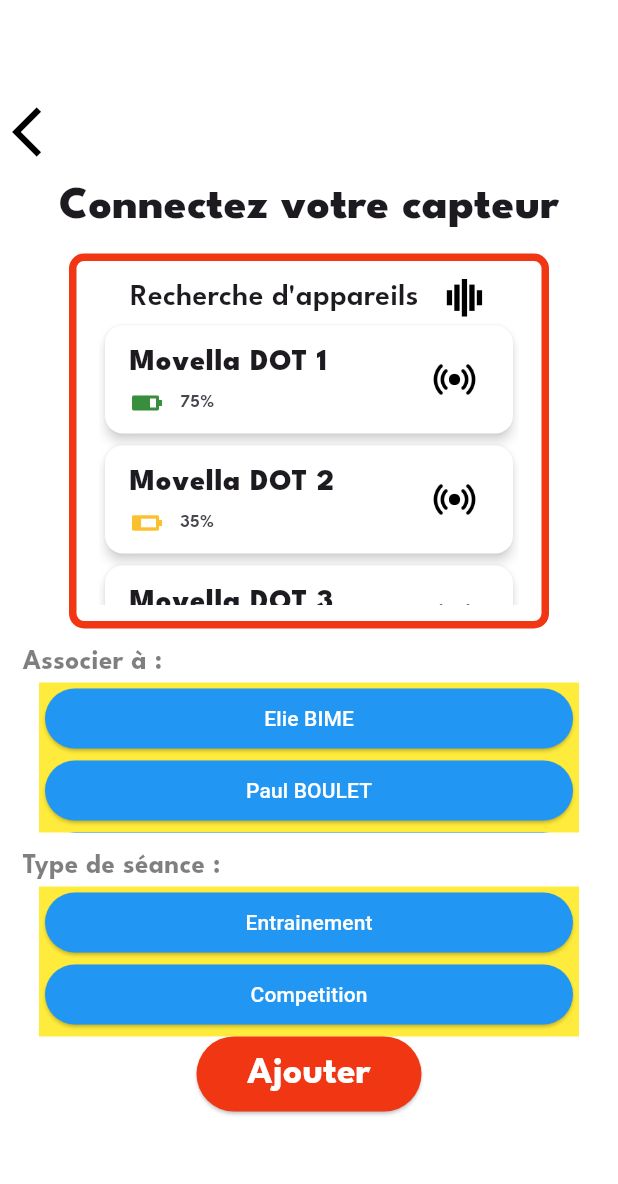
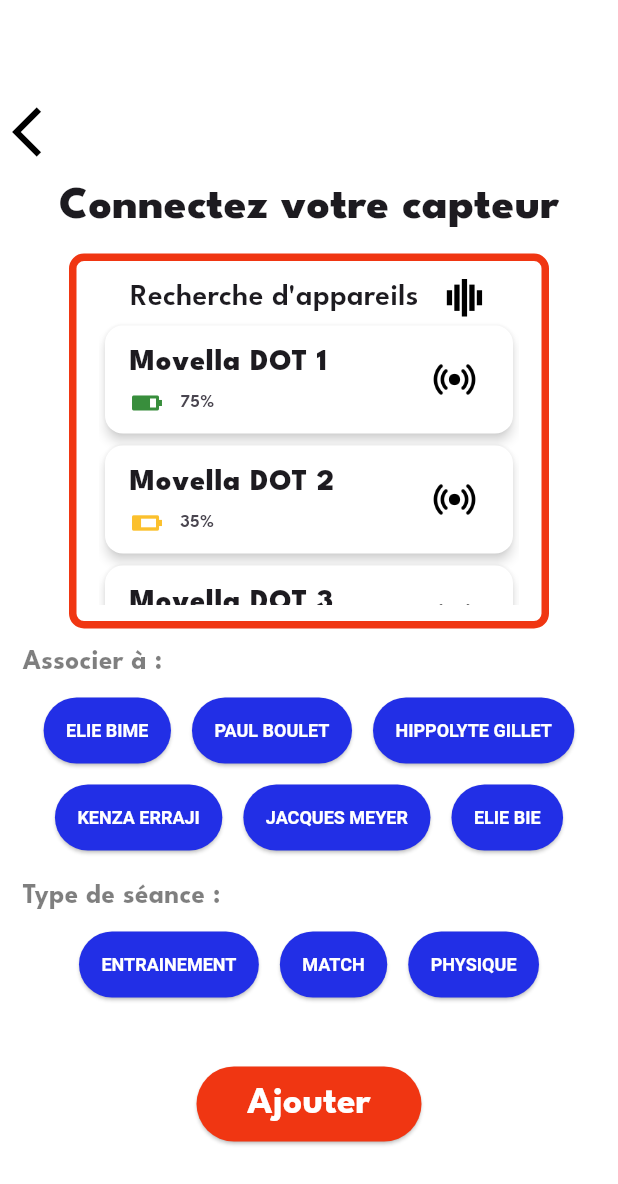
Before and after one commit to HippolyteGillet/trackbad, a Flutter app: the AddSensorPage screen opened directly with empty values, on a phone screen of 412 x 824 dp. Shown: the top 1184 px of the screen. Run offline on Flutter 3.47's test engine with Material 3 defaults, Android fonts, the phone set to English and light mode, and no system bars; our stand-ins replace loading_animation_widget.

Commit message:
modification de l'affichage des joueurs dans le connexion aux capteurs + suppression du truc blanc moche

```diff
--- a/lib/pages/link_player_to_sensor.dart
+++ b/lib/pages/link_player_to_sensor.dart
@@ -2,7 +2,8 @@
 
 class LinkPlayerToSensor extends StatefulWidget {
   final void Function(Map<String, dynamic> sensor) onPlayerSelected;
-  const LinkPlayerToSensor({Key? key, required this.onPlayerSelected}) : super(key: key);
+  const LinkPlayerToSensor({Key? key, required this.onPlayerSelected})
+      : super(key: key);
 
   @override
   State<LinkPlayerToSensor> createState() => _LinkPlayerToSensorState();
@@ -14,13 +15,17 @@
   Widget buildButton(String text) {
     bool isSelected = _selectedButton == text;
     return Padding(
-      padding: const EdgeInsets.symmetric(horizontal: 4.0),
-      // Add some space between buttons
+      padding: const EdgeInsets.symmetric(horizontal: 8.0, vertical: 8.0),
       child: ElevatedButton(
         style: ElevatedButton.styleFrom(
-          backgroundColor: isSelected ? Colors.yellow : Colors.blue,
           foregroundColor: Colors.white,
-          shape: const StadiumBorder(), // Circular border
+          backgroundColor: isSelected ? const Color(0xFFF7D101) : const Color(0xFF222FE6),
+          textStyle: const TextStyle(
+            fontSize: 12,
+            fontWeight: FontWeight.bold,
+          ),
+          padding: const EdgeInsets.symmetric(horizontal: 15, vertical: 15),
+          shape: const StadiumBorder(),
         ),
         onPressed: () {
           setState(() {
@@ -29,12 +34,7 @@
           widget.onPlayerSelected({'name': text});
         },
         child: Text(
-          text,
-          style: TextStyle(
-            color: isSelected
-                ? Colors.black
-                : Colors.white, // Text color based on selection
-          ),
+          text.toUpperCase(),
         ),
       ),
     );
@@ -42,15 +42,28 @@
 
   @override
   Widget build(BuildContext context) {
-    return Container(
-      color: Colors.yellow,
-      width: 360,
-      height: 100,
-      child: ListView(
+    return SizedBox(
+      width: double.infinity,
+      height: 120,
+      child: SingleChildScrollView(
         scrollDirection: Axis.vertical,
-        children: <String>['Elie BIME', 'Paul BOULET', 'Hippolyte GILLET']
-            .map((String name) => buildButton(name))
-            .toList(),
+        child: Wrap(
+          alignment: WrapAlignment.center,
+          spacing: -2.0,
+          runSpacing: -6.0,
+          children: [
+            'Elie BIME',
+            'Paul BOULET',
+            'Hippolyte GILLET',
+            'Kenza ERRAJI',
+            'Jacques MEYER',
+            'Elie BIE',
+            'Paul BULET',
+            'Hippoyte GILLET',
+            'Kenz ERRAJI',
+            'Jacues MEYER',
+          ].map((String name) => buildButton(name)).toList(),
+        ),
       ),
     );
   }
--- a/lib/pages/link_session_type_to_sensor.dart
+++ b/lib/pages/link_session_type_to_sensor.dart
@@ -4,7 +4,8 @@
   const LinkSessionTypeToSensor({super.key});
 
   @override
-  State<LinkSessionTypeToSensor> createState() => _LinkSessionTypeToSensorState();
+  State<LinkSessionTypeToSensor> createState() =>
+      _LinkSessionTypeToSensorState();
 }
 
 class _LinkSessionTypeToSensorState extends State<LinkSessionTypeToSensor> {
@@ -13,13 +14,18 @@
   Widget buildButton(String text) {
     bool isSelected = _selectedButton == text;
     return Padding(
-      padding: const EdgeInsets.symmetric(horizontal: 4.0),
-      // Add some space between buttons
+      padding: const EdgeInsets.symmetric(horizontal: 8.0, vertical: 8.0),
       child: ElevatedButton(
         style: ElevatedButton.styleFrom(
-          backgroundColor: isSelected ? Colors.yellow : Colors.blue, // Background color
-          foregroundColor: Colors.white, // Text Color (Foreground color)
-          shape: const StadiumBorder(), // Circular border
+          foregroundColor: Colors.white,
+          backgroundColor:
+              isSelected ? const Color(0xFFF7D101) : const Color(0xFF222FE6),
+          textStyle: const TextStyle(
+            fontSize: 12,
+            fontWeight: FontWeight.bold,
+          ),
+          padding: const EdgeInsets.symmetric(horizontal: 15, vertical: 15),
+          shape: const StadiumBorder(),
         ),
         onPressed: () {
           setState(() {
@@ -27,12 +33,7 @@
           });
         },
         child: Text(
-          text,
-          style: TextStyle(
-            color: isSelected
-                ? Colors.black
-                : Colors.white, // Text color based on selection
-          ),
+          text.toUpperCase(),
         ),
       ),
     );
@@ -41,14 +42,20 @@
   @override
   Widget build(BuildContext context) {
     return Container(
-      color: Colors.yellow,
-      width: 360,
+      width: double.infinity,
       height: 100,
-      child: ListView(
-        scrollDirection: Axis.vertical, // Scroll horizontally
-        children: <String>['Entrainement', 'Competition']
-            .map((String name) => buildButton(name))
-            .toList(),
+      child: SingleChildScrollView(
+        scrollDirection: Axis.vertical,
+        child: Wrap(
+          alignment: WrapAlignment.center,
+          spacing: -2.0,
+          runSpacing: -6.0,
+          children: [
+            'Entrainement',
+            'Match',
+            'Physique',
+          ].map((String name) => buildButton(name)).toList(),
+        ),
       ),
     );
   }
--- a/lib/pages/navbar_event.dart
+++ b/lib/pages/navbar_event.dart
@@ -38,6 +38,7 @@
               _currentIndex = index;
             });
           },
+          overlayColor: MaterialStateProperty.all(Colors.transparent),
           backgroundColor: Colors.black,
           destinations: <NavigationDestination>[
             NavigationDestination(
```
